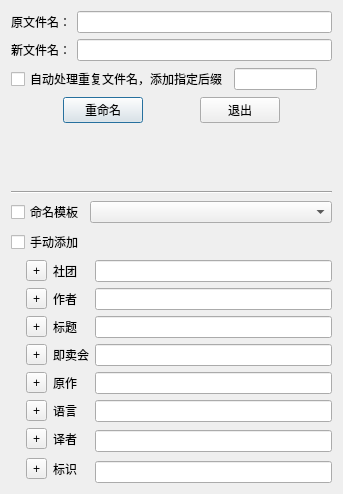
Old version of the form components/dialog_rename_comic/res/rename_comic.ui in the repository PPJUST/ComicDup.
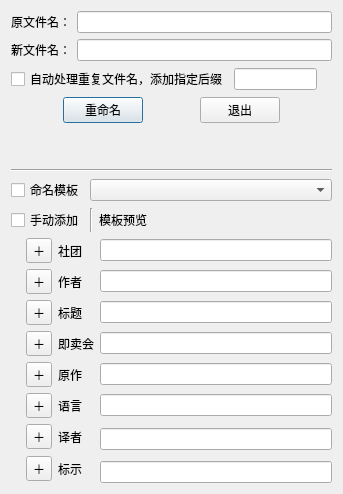
New version of the form.

```diff
--- a/components/dialog_rename_comic/res/rename_comic.ui
+++ b/components/dialog_rename_comic/res/rename_comic.ui
@@ -165,6 +165,8 @@
      <item>
       <layout class="QVBoxLayout" name="verticalLayout">
        <item>
+        <layout class="QHBoxLayout" name="horizontalLayout_4" stretch="0,0,1">
+         <item>
         <widget class="QCheckBox" name="checkBox_choose_field">
          <property name="text">
           <string>手动添加</string>
@@ -172,6 +174,22 @@
         </widget>
        </item>
        <item>
+          <widget class="Line" name="line_2">
+           <property name="orientation">
+            <enum>Qt::Orientation::Vertical</enum>
+           </property>
+          </widget>
+         </item>
+         <item>
+          <widget class="QLabel" name="label_field_pattern">
+           <property name="text">
+            <string>模板预览</string>
+           </property>
+          </widget>
+         </item>
+        </layout>
+       </item>
+       <item>
         <layout class="QGridLayout" name="gridLayout_2">
          <property name="leftMargin">
           <number>15</number>
@@ -179,7 +197,7 @@
          <item row="0" column="0">
           <widget class="QToolButton" name="toolButton_add_circle">
            <property name="text">
-            <string>+</string>
+            <string>＋</string>
            </property>
           </widget>
          </item>
@@ -196,7 +214,7 @@
          <item row="1" column="0">
           <widget class="QToolButton" name="toolButton_add_artist">
            <property name="text">
-            <string>+</string>
+            <string>＋</string>
            </property>
           </widget>
          </item>
@@ -213,7 +231,7 @@
          <item row="2" column="0">
           <widget class="QToolButton" name="toolButton_add_title">
            <property name="text">
-            <string>+</string>
+            <string>＋</string>
            </property>
           </widget>
          </item>
@@ -230,7 +248,7 @@
          <item row="3" column="0">
           <widget class="QToolButton" name="toolButton_add_convention">
            <property name="text">
-            <string>+</string>
+            <string>＋</string>
            </property>
           </widget>
          </item>
@@ -247,7 +265,7 @@
          <item row="4" column="0">
           <widget class="QToolButton" name="toolButton_add_parody">
            <property name="text">
-            <string>+</string>
+            <string>＋</string>
            </property>
           </widget>
          </item>
@@ -264,7 +282,7 @@
          <item row="5" column="0">
           <widget class="QToolButton" name="toolButton_add_language">
            <property name="text">
-            <string>+</string>
+            <string>＋</string>
            </property>
           </widget>
          </item>
@@ -281,7 +299,7 @@
          <item row="6" column="0">
           <widget class="QToolButton" name="toolButton_add_translator">
            <property name="text">
-            <string>+</string>
+            <string>＋</string>
            </property>
           </widget>
          </item>
@@ -298,14 +316,14 @@
          <item row="7" column="0" rowspan="2">
           <widget class="QToolButton" name="toolButton_add_special_indicator">
            <property name="text">
-            <string>+</string>
+            <string>＋</string>
            </property>
           </widget>
          </item>
          <item row="7" column="1" rowspan="2">
           <widget class="QLabel" name="label_10">
            <property name="text">
-            <string>标识</string>
+            <string>标示</string>
            </property>
           </widget>
          </item>
```
Lines whose indentation alone changed are shown as unchanged.
